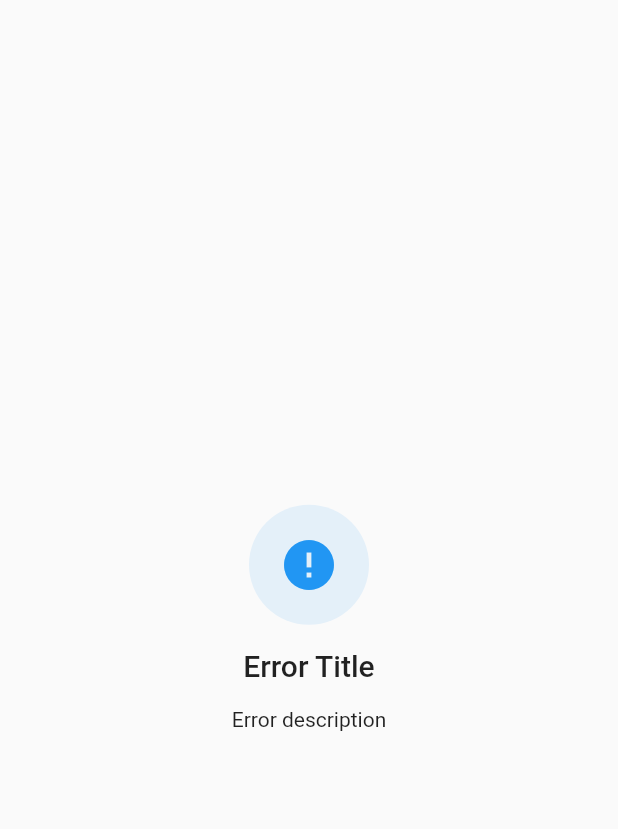
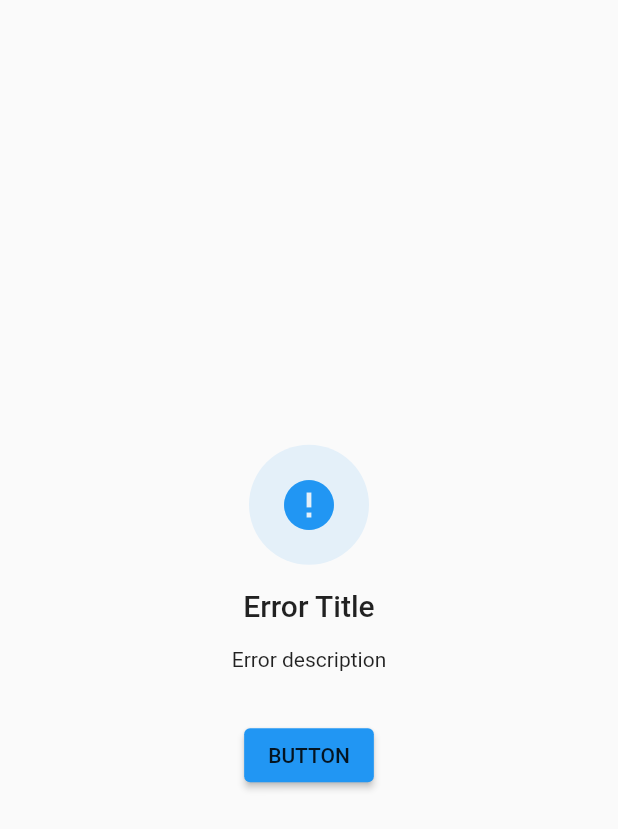
Before and after one commit to TamilKannanCV/error_message, a Flutter app: the screen it shows after launch, on a phone screen of 412 x 824 dp. Shown: the top 829 px of the screen. Run offline on Flutter 3.47's test engine with Material 2 defaults, Android fonts, the phone set to English and light mode, and no system bars; missing offline and left inert: dart:html.

Commit message:
changed button textStyle

```diff
--- a/example/lib/main.dart
+++ b/example/lib/main.dart
@@ -23,10 +23,11 @@ class _MainAppState extends State<MainApp> {
     return Scaffold(
       body: Center(
           child: ErrorMessage(
-        icon: Icon(Icons.error),
-        title: "Error Title",
-        description: "Error description",
-      )),
+              icon: Icon(Icons.error),
+              title: "Error Title",
+              description: "Error description",
+              buttonLabel: "BUTTON",
+              onPressed: () {})),
     );
   }
 }
--- a/lib/src/error_message.dart
+++ b/lib/src/error_message.dart
@@ -79,7 +79,7 @@ class ErrorMessage extends StatelessWidget {
                   ElevatedButton(
                     child: Text(
                       buttonLabel ?? "Try again",
-                      style: Theme.of(context).textTheme.subtitle1,
+                      style: Theme.of(context).textTheme.button,
                     ),
                     onPressed: onPressed,
                   ),
```
